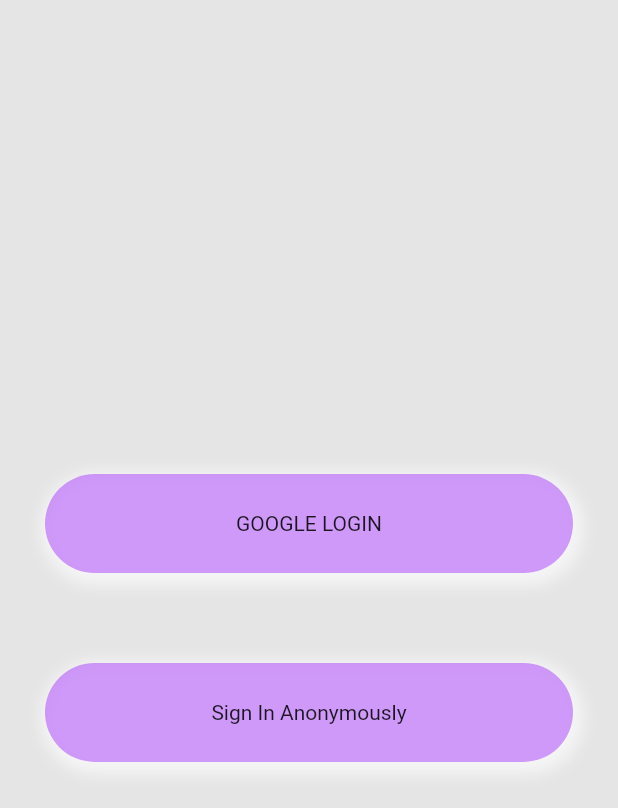
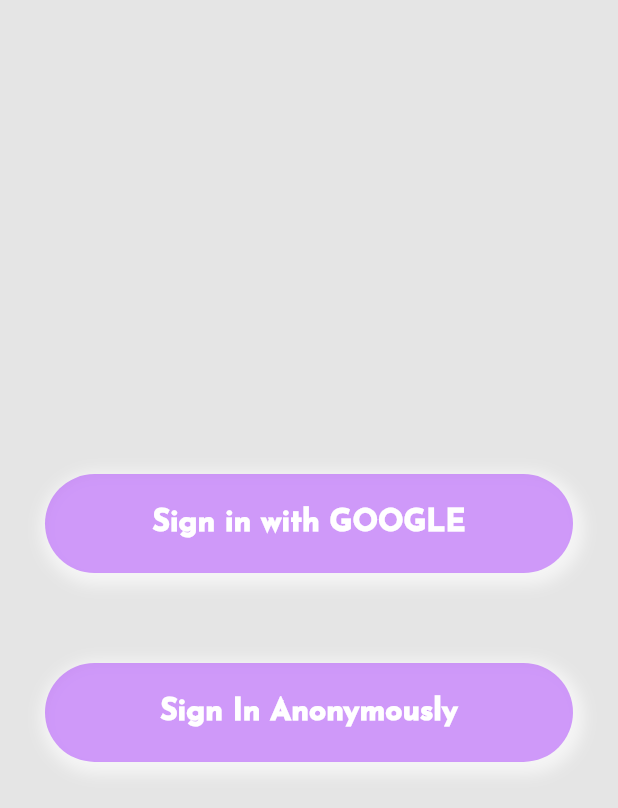
Before and after one commit to Megabyte-143/Movie_App, a Flutter app: the screen it shows after launch, on a phone screen of 412 x 824 dp. Shown: the top 808 px of the screen. Run offline on Flutter 3.47's test engine with Material 2 defaults, Android fonts, the phone set to English and light mode, and no system bars; our stand-ins replace cloud_firestore, firebase_auth, firebase_core, firebase_storage, font_awesome_flutter, google_sign_in and 1 more; accounts and stored records are empty.

Commit message:
styling added to Login Screen

```diff
--- a/lib/screens/login_screen.dart
+++ b/lib/screens/login_screen.dart
@@ -8,8 +8,7 @@ class LoginScreen extends StatelessWidget {
   static const routename = "/login_screen";
   @override
   Widget build(BuildContext context) {
-    final signInProvider =
-        Provider.of<SignInProvider>(context, listen: false);
+    final signInProvider = Provider.of<SignInProvider>(context, listen: false);
     return Scaffold(
       backgroundColor: Theme.of(context).backgroundColor,
       body: Center(
@@ -37,9 +36,10 @@ class LoginScreen extends StatelessWidget {
                       ),
                     ],
                   ),
-                  child: const Center(
+                  child: Center(
                     child: Text(
-                      "GOOGLE LOGIN",
+                      "Sign in with GOOGLE",
+                      style: Theme.of(context).textTheme.headline6,
                     ),
                   ),
                 ),
@@ -66,9 +66,10 @@ class LoginScreen extends StatelessWidget {
                       ),
                     ],
                   ),
-                  child: const Center(
+                  child: Center(
                     child: Text(
                       "Sign In Anonymously",
+                      style: Theme.of(context).textTheme.headline6,
                     ),
                   ),
                 ),
```
